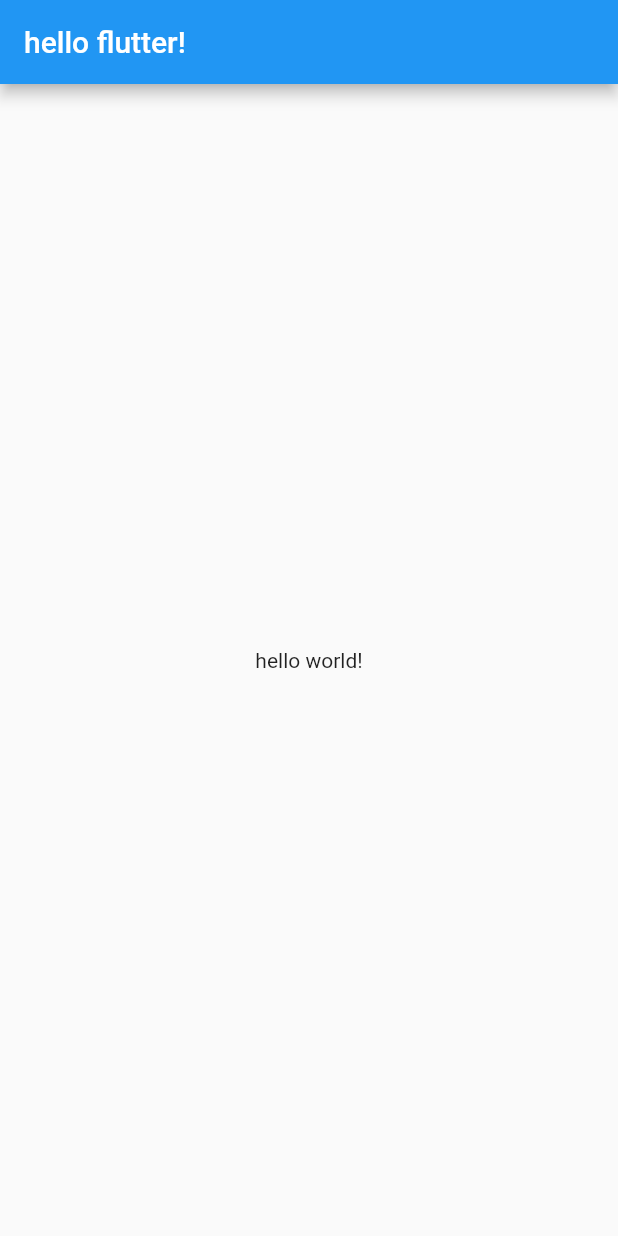
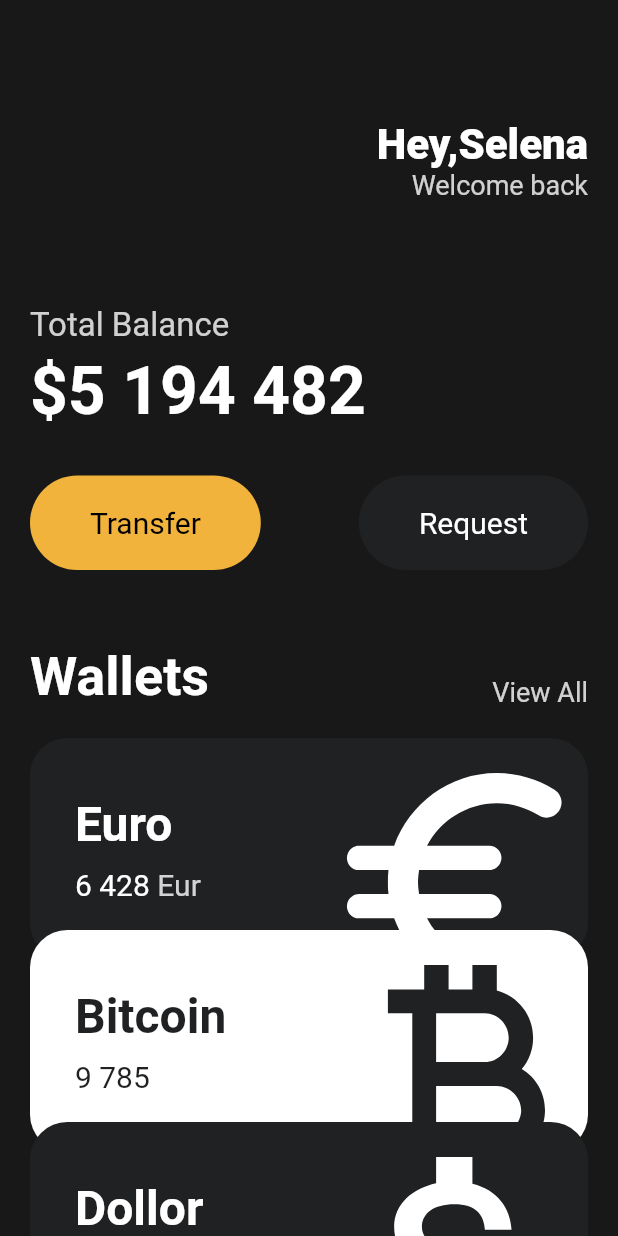
Before and after one commit to Achoo-kr/Toonflix, a Flutter app: the screen it shows after launch, on a phone screen of 412 x 824 dp. Run offline on Flutter 3.47's test engine with Material 2 defaults, Android fonts, the phone set to English and light mode, and no system bars.

Commit message:
UI updated

```diff
--- a/lib/main.dart
+++ b/lib/main.dart
@@ -1,19 +1,152 @@
 import 'package:flutter/material.dart';
+import 'package:toonflix/widgets/button.dart';
+import 'package:toonflix/widgets/currency_card.dart';
+
+class Player {
+  String? name;
+  Player();
+}
 
 void main() {
-  runApp(MyApp());
+  var choo = Player();
+  runApp(const MyApp());
 }
 
 class MyApp extends StatelessWidget {
+  const MyApp({super.key});
+
   @override
   Widget build(BuildContext context) {
     return MaterialApp(
       home: Scaffold(
-        appBar: AppBar(
-          title: Text("hello flutter!"),
-        ),
-        body: Center(
-          child: Text("hello world!"),
+        backgroundColor: const Color(0xFF181818),
+        body: SingleChildScrollView(
+          child: Padding(
+            padding: const EdgeInsets.symmetric(
+              horizontal: 20,
+            ),
+            child: Column(
+              crossAxisAlignment: CrossAxisAlignment.start,
+              children: [
+                const SizedBox(
+                  height: 80,
+                ),
+                Row(
+                  mainAxisAlignment: MainAxisAlignment.end,
+                  children: [
+                    Column(
+                      crossAxisAlignment: CrossAxisAlignment.end,
+                      children: [
+                        const Text(
+                          'Hey,Selena',
+                          style: TextStyle(
+                              color: Colors.white,
+                              fontSize: 28,
+                              fontWeight: FontWeight.w800),
+                        ),
+                        Text(
+                          'Welcome back',
+                          style: TextStyle(
+                              color: Colors.white.withOpacity(0.8),
+                              fontSize: 18),
+                        ),
+                      ],
+                    )
+                  ],
+                ),
+                const SizedBox(
+                  height: 70,
+                ),
+                Text(
+                  'Total Balance',
+                  style: TextStyle(
+                    fontSize: 22,
+                    color: Colors.white.withOpacity(0.8),
+                  ),
+                ),
+                const SizedBox(
+                  height: 5,
+                ),
+                const Text(
+                  '\$5 194 482',
+                  style: TextStyle(
+                    fontSize: 44,
+                    fontWeight: FontWeight.w600,
+                    color: Colors.white,
+                  ),
+                ),
+                const SizedBox(
+                  height: 30,
+                ),
+                const Row(
+                  mainAxisAlignment: MainAxisAlignment.spaceBetween,
+                  children: [
+                    Button(
+                      text: 'Transfer',
+                      bgColor: Color(0xFFF1B33B),
+                      textColor: Colors.black,
+                    ),
+                    Button(
+                      text: 'Request',
+                      bgColor: Color(0xFF1F2123),
+                      textColor: Colors.white,
+                    ),
+                  ],
+                ),
+                const SizedBox(
+                  height: 50,
+                ),
+                Row(
+                  crossAxisAlignment: CrossAxisAlignment.end,
+                  mainAxisAlignment: MainAxisAlignment.spaceBetween,
+                  children: [
+                    const Text(
+                      'Wallets',
+                      style: TextStyle(
+                        color: Colors.white,
+                        fontSize: 36,
+                        fontWeight: FontWeight.w600,
+                      ),
+                    ),
+                    Text(
+                      'View All',
+                      style: TextStyle(
+                        color: Colors.white.withOpacity(0.8),
+                        fontSize: 18,
+                      ),
+                    ),
+                  ],
+                ),
+                const SizedBox(
+                  height: 20,
+                ),
+                const CurrencyCard(
+                  name: 'Euro',
+                  code: "Eur",
+                  amount: '6 428',
+                  icon: Icons.euro_rounded,
+                  isInverted: false,
+                  order: 1,
+                ),
+                const CurrencyCard(
+                  name: 'Bitcoin',
+                  code: "Bit",
+                  amount: '9 785',
+                  icon: Icons.currency_bitcoin,
+                  isInverted: true,
+                  order: 2,
+                ),
+                const CurrencyCard(
+                  name: 'Dollor',
+                  code: "USD",
+                  amount: '438',
+                  icon: Icons.attach_money_outlined,
+                  isInverted: false,
+                  order: 3,
+                ),
+              ],
+            ),
+          ),
         ),
       ),
     );
--- /dev/null
+++ b/lib/widgets/button.dart
@@ -0,0 +1,37 @@
+import 'package:flutter/material.dart';
+
+class Button extends StatelessWidget {
+  final String text;
+  final Color bgColor;
+  final Color textColor;
+
+  const Button({
+    super.key,
+    required this.text,
+    required this.bgColor,
+    required this.textColor,
+  });
+
+  @override
+  Widget build(BuildContext context) {
+    return Container(
+      decoration: BoxDecoration(
+        color: bgColor,
+        borderRadius: BorderRadius.circular(45),
+      ),
+      child: Padding(
+        padding: const EdgeInsets.symmetric(
+          vertical: 20,
+          horizontal: 40,
+        ),
+        child: Text(
+          text,
+          style: TextStyle(
+            color: textColor,
+            fontSize: 20,
+          ),
+        ),
+      ),
+    );
+  }
+}
--- /dev/null
+++ b/lib/widgets/currency_card.dart
@@ -0,0 +1,92 @@
+import 'package:flutter/material.dart';
+
+class CurrencyCard extends StatelessWidget {
+  final String name, code, amount;
+  final IconData icon;
+  final bool isInverted;
+  final double order;
+
+  final _blackColor = const Color(0xFF1F2123); //앞에 _는 private하게 쓰겠다는 거임
+  const CurrencyCard({
+    super.key,
+    required this.name,
+    required this.code,
+    required this.amount,
+    required this.icon,
+    required this.isInverted,
+    required this.order,
+  });
+
+  @override
+  Widget build(BuildContext context) {
+    return Transform.translate(
+      offset: order == 1
+          ? const Offset(0, 0)
+          : Offset(0, (order - 1) * -20), //first index=1
+      child: Container(
+        clipBehavior: Clip.hardEdge, //(로고)밖에 나간거 안보이게 함
+        decoration: BoxDecoration(
+          color: isInverted ? Colors.white : _blackColor,
+          borderRadius: BorderRadius.circular(25),
+        ),
+        child: Padding(
+          padding: const EdgeInsets.all(30),
+          child: Row(
+            mainAxisAlignment: MainAxisAlignment.spaceBetween,
+            children: [
+              Column(
+                crossAxisAlignment: CrossAxisAlignment.start,
+                children: [
+                  Text(
+                    name,
+                    style: TextStyle(
+                        color: isInverted ? _blackColor : Colors.white,
+                        fontSize: 32,
+                        fontWeight: FontWeight.w600),
+                  ),
+                  const SizedBox(
+                    height: 10,
+                  ),
+                  Row(
+                    children: [
+                      Text(
+                        amount,
+                        style: TextStyle(
+                          color: isInverted ? _blackColor : Colors.white,
+                          fontSize: 20,
+                        ),
+                      ),
+                      const SizedBox(
+                        width: 5,
+                      ),
+                      Text(
+                        code,
+                        style: TextStyle(
+                          color: Colors.white.withOpacity(0.8),
+                          fontSize: 20,
+                        ),
+                      ),
+                    ],
+                  ),
+                ],
+              ),
+              Transform.scale(
+                //아이콘의 크기를 키우는데, 부모의 크기에 영향 안줌
+                scale: 2.2,
+                child: Transform.translate(
+                  //dispaly:absolute 랑 비슷
+                  offset: const Offset(-5, 10), //x로 8만큼 y로 15만큼
+                  child: Icon(
+                    icon,
+                    color: isInverted ? _blackColor : Colors.white,
+                    size: 88,
+                  ),
+                ),
+              ),
+            ],
+          ),
+        ),
+      ),
+    );
+  }
+}
```
